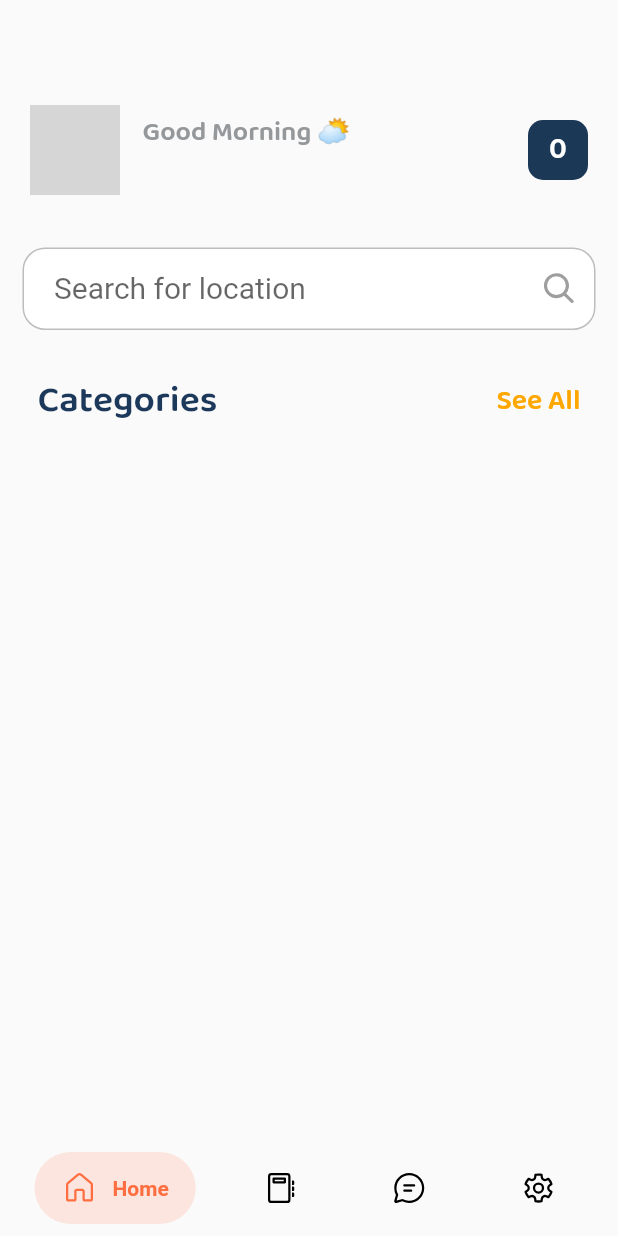
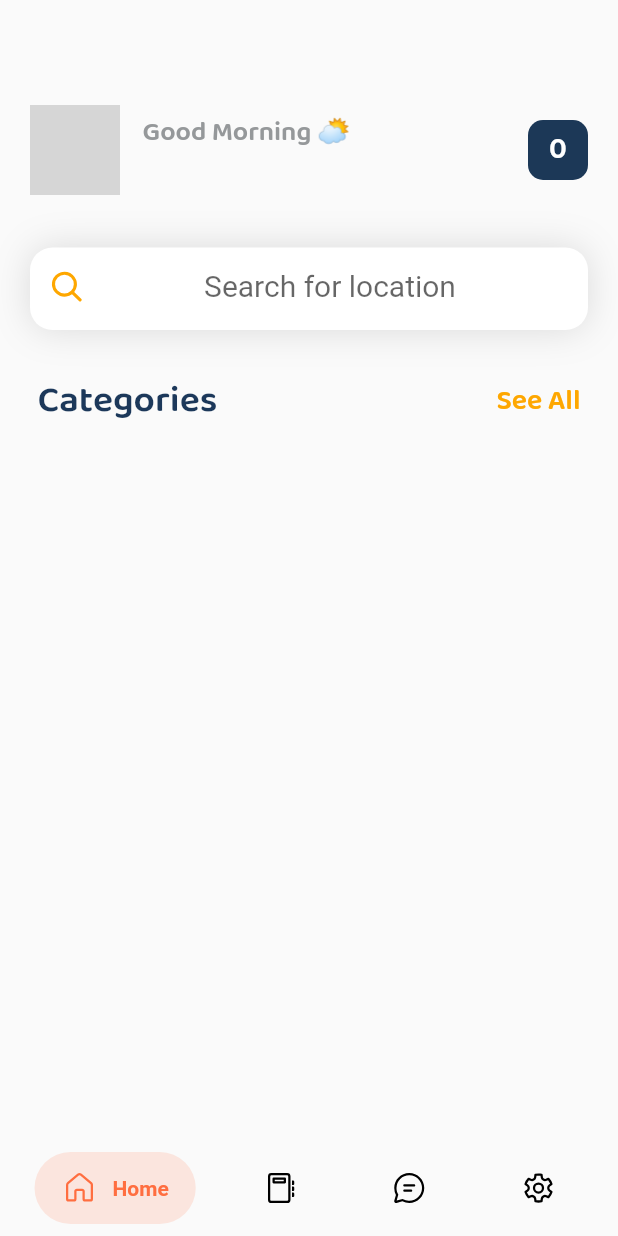
Before and after one commit to lakshya46jain/help4you, a Flutter app: the screen it shows once a user with an empty profile is signed in, on a phone screen of 412 x 824 dp. Run offline on Flutter 3.47's test engine with Material 2 defaults, Android fonts, the phone set to English and light mode, and no system bars; drawn by our look-alikes of cached_network_image, google_nav_bar; our stand-ins replace cloud_firestore, firebase_auth, firebase_core, firebase_storage, fluentui_system_icons, flutter_markdown and 6 more; missing offline and left inert: flutter_phone_direct_caller, international_phone_input, rate_my_app; accounts and stored records are empty; network calls fail; project files that could hold a hidden picture were left out; grey boxes are pictures that could not be loaded.

Commit message:
Redesigned Customm Search Bar User Interface

```diff
--- a/lib/constants/custom_search_bar.dart
+++ b/lib/constants/custom_search_bar.dart
@@ -18,19 +18,23 @@
   @override
   Widget build(BuildContext context) {
     return Padding(
-      padding: EdgeInsets.symmetric(horizontal: 15.0),
+      padding: EdgeInsets.symmetric(horizontal: 20.0),
       child: Container(
         width: width,
         height: 55.0,
         decoration: BoxDecoration(
           color: Colors.white,
           borderRadius: BorderRadius.circular(15.0),
-          border: Border.all(
-            color: Colors.grey[400],
-          ),
+          boxShadow: [
+            BoxShadow(
+              blurRadius: 20.0,
+              color: Color(0xFFDADADA),
+            ),
+          ],
         ),
         child: TextField(
           controller: controller,
+          textAlign: TextAlign.center,
           decoration: InputDecoration(
             enabledBorder: InputBorder.none,
             focusedBorder: InputBorder.none,
@@ -38,9 +42,9 @@
             hintStyle: TextStyle(
               fontSize: 20.0,
             ),
-            suffixIcon: Icon(
+            prefixIcon: Icon(
               FluentIcons.search_24_filled,
-              color: Colors.grey,
+              color: Color(0xFFFEA700),
               size: 25.0,
             ),
             contentPadding: EdgeInsets.symmetric(
```
